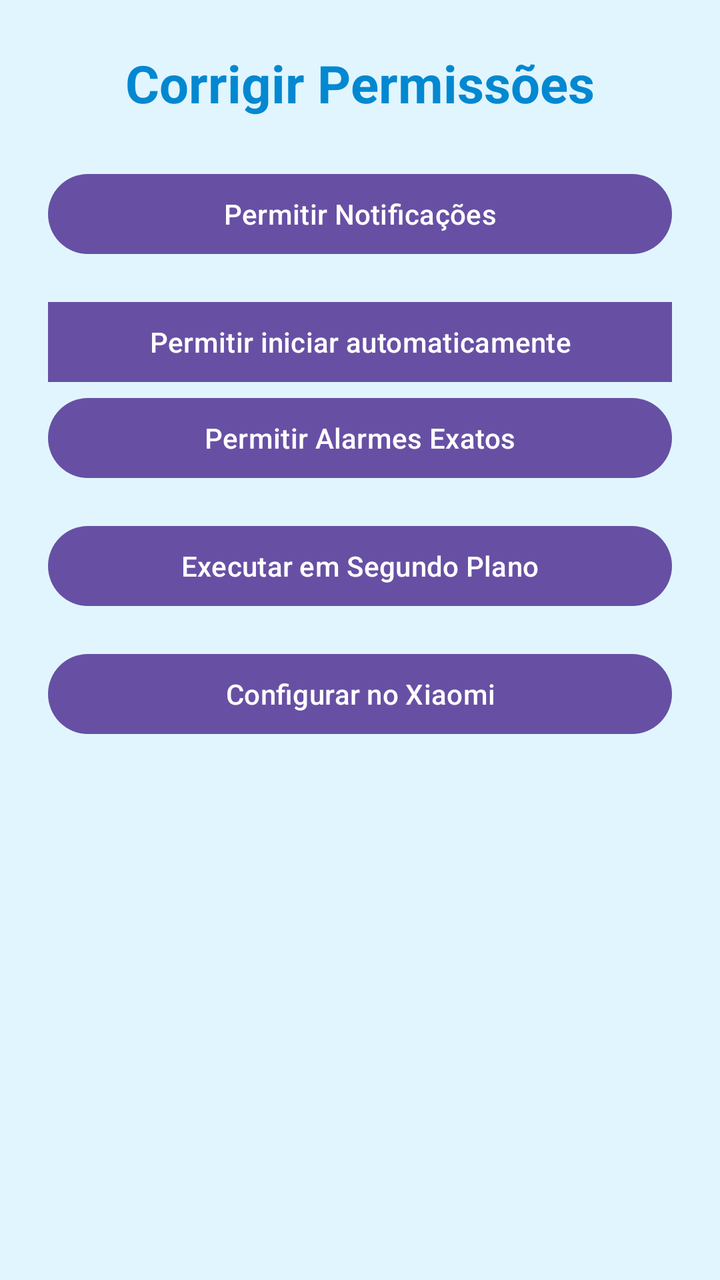
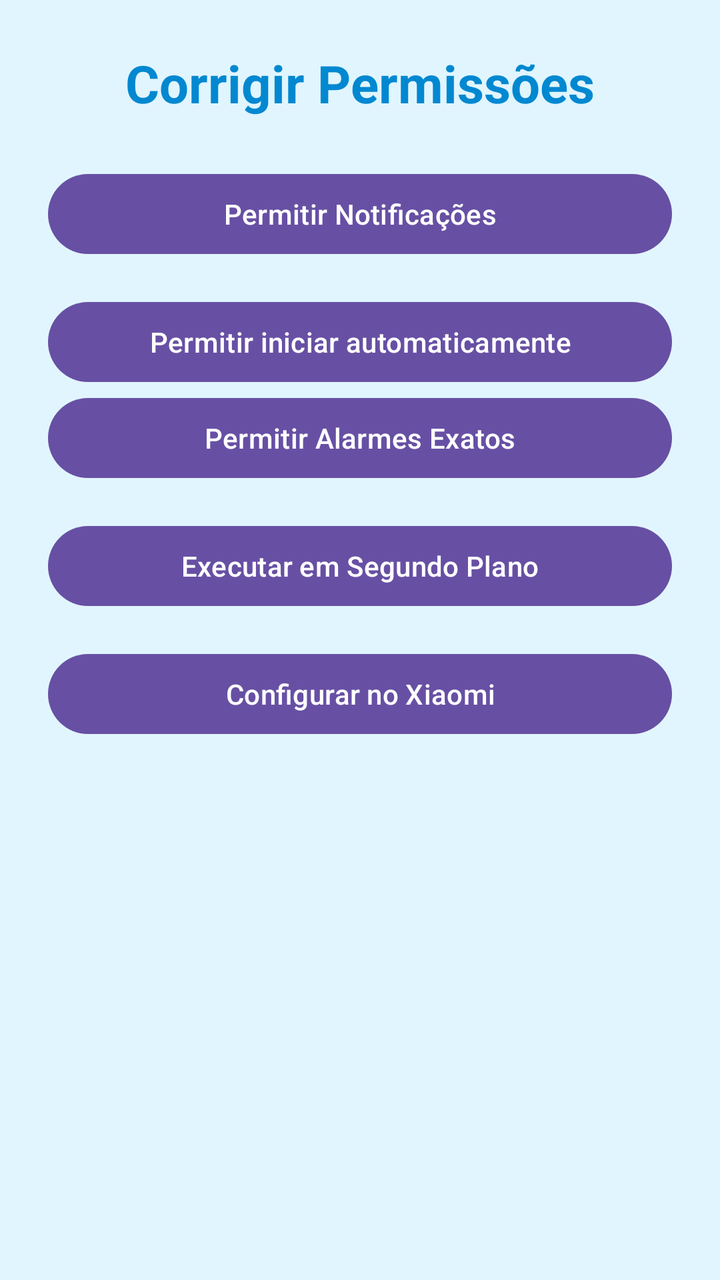

Screens rendered from an Android XML layout before and after an edit, with the pre-edit source and the edit as a unified diff.
<!-- AndroidManifest.xml: application theme Theme.XiomeAlarm -->
<!-- res/layout/activity_fix_permissions.xml -->
<?xml version="1.0" encoding="utf-8"?>
<ScrollView xmlns:android="http://schemas.android.com/apk/res/android"
    android:layout_width="match_parent"
    android:layout_height="match_parent"
    android:padding="24dp"
    android:background="@color/background_light_blue">

    <LinearLayout
        android:orientation="vertical"
        android:layout_width="match_parent"
        android:layout_height="wrap_content"
        android:gravity="center_horizontal">

        <TextView
            android:layout_width="wrap_content"
            android:layout_height="wrap_content"
            android:text="Corrigir Permissões"
            android:textSize="26sp"
            android:textStyle="bold"
            android:layout_marginBottom="24dp"
            android:textColor="@color/primary_dark_blue" />

        <Button
            android:id="@+id/btnPermNotificacoes"
            android:layout_width="match_parent"
            android:layout_height="wrap_content"
            android:text="Permitir Notificações"
            android:layout_marginBottom="16dp"/>

        <Button
            android:id="@+id/btnAutostart"
            android:layout_width="363dp"
            android:layout_height="wrap_content"
            android:text="Permitir iniciar automaticamente" />

        <Button
            android:id="@+id/btnPermAlarmes"
            android:layout_width="match_parent"
            android:layout_height="wrap_content"
            android:text="Permitir Alarmes Exatos"
            android:layout_marginBottom="16dp"/>

        <Button
            android:id="@+id/btnPermBackground"
            android:layout_width="match_parent"
            android:layout_height="wrap_content"
            android:text="Executar em Segundo Plano"
            android:layout_marginBottom="16dp"/>

        <Button
            android:id="@+id/btnPermXiaomi"
            android:layout_width="match_parent"
            android:layout_height="wrap_content"
            android:text="Configurar no Xiaomi"
            android:layout_marginBottom="16dp"/>


    </LinearLayout>
</ScrollView>
<!-- resources referenced by this layout -->
<resources>
  <color name="background_light_blue">#E1F5FE</color>
  <color name="primary_dark_blue">#0288D1</color>
  <style name="Theme.XiomeAlarm" parent="Theme.Material3.DayNight.NoActionBar">
  
          
          <item name="android:colorBackground">@color/background_light_blue</item>
  
          
          <item name="android:statusBarColor">@color/primary_dark_blue</item>
  
          !-- Remove a ActionBar para um design mais limpo --&gt;
          <item name="windowActionBar">false</item>
          <item name="windowNoTitle">true</item>
      </style>
</resources>

<!-- the commit's change to res/layout/activity_fix_permissions.xml (unified diff, before → after) -->
@@ -29,7 +29,7 @@
 
         <Button
             android:id="@+id/btnAutostart"
-            android:layout_width="363dp"
+            android:layout_width="match_parent"
             android:layout_height="wrap_content"
             android:text="Permitir iniciar automaticamente" />
 
